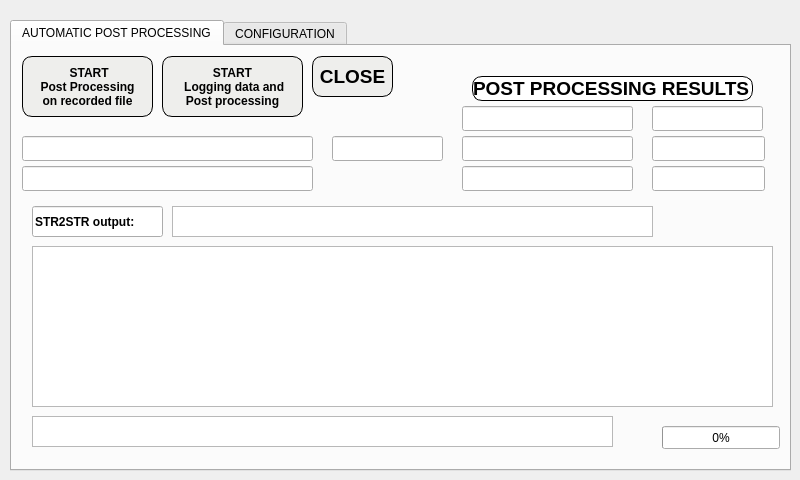
Before: the Qt Designer form RTKBASE/mydialog.ui in Francklin2/RTKLIB_Touchscreen_GUI, drawn with Qt 5.
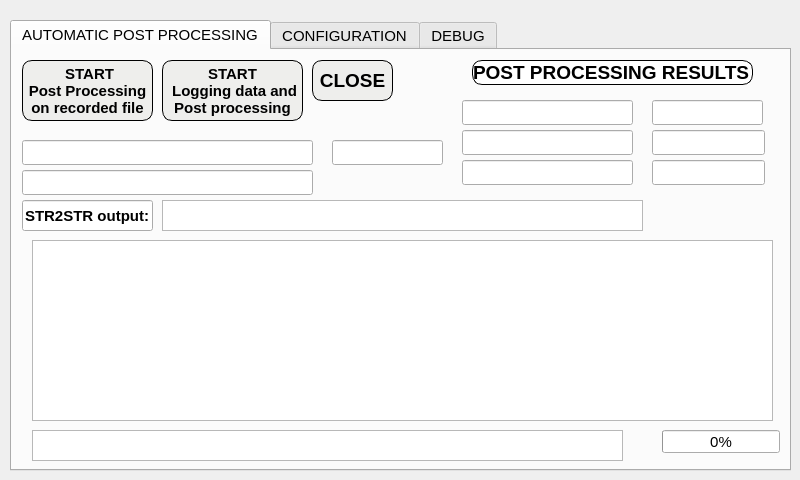
After: the same form once the commit is applied. Custom widgets are drawn as their Qt base class.

Diff of the .ui file:
```diff
--- a/RTKBASE/mydialog.ui
+++ b/RTKBASE/mydialog.ui
@@ -30,6 +30,7 @@
    </property>
    <property name="font">
     <font>
+     <pointsize>11</pointsize>
      <weight>50</weight>
      <bold>false</bold>
     </font>
@@ -38,6 +39,11 @@
     <number>0</number>
    </property>
    <widget class="QWidget" name="tab_1">
+    <property name="font">
+     <font>
+      <pointsize>11</pointsize>
+     </font>
+    </property>
     <attribute name="title">
      <string>AUTOMATIC POST PROCESSING</string>
     </attribute>
@@ -72,7 +78,7 @@
      <property name="geometry">
       <rect>
        <x>640</x>
-       <y>60</y>
+       <y>50</y>
        <width>111</width>
        <height>25</height>
       </rect>
@@ -82,7 +88,7 @@
      <property name="geometry">
       <rect>
        <x>640</x>
-       <y>120</y>
+       <y>110</y>
        <width>113</width>
        <height>25</height>
       </rect>
@@ -92,7 +98,7 @@
      <property name="geometry">
       <rect>
        <x>640</x>
-       <y>90</y>
+       <y>80</y>
        <width>113</width>
        <height>25</height>
       </rect>
@@ -102,7 +108,7 @@
      <property name="geometry">
       <rect>
        <x>450</x>
-       <y>60</y>
+       <y>50</y>
        <width>171</width>
        <height>25</height>
       </rect>
@@ -112,7 +118,7 @@
      <property name="geometry">
       <rect>
        <x>450</x>
-       <y>120</y>
+       <y>110</y>
        <width>171</width>
        <height>25</height>
       </rect>
@@ -122,7 +128,7 @@
      <property name="geometry">
       <rect>
        <x>450</x>
-       <y>90</y>
+       <y>80</y>
        <width>171</width>
        <height>25</height>
       </rect>
@@ -132,7 +138,7 @@
      <property name="geometry">
       <rect>
        <x>460</x>
-       <y>30</y>
+       <y>10</y>
        <width>281</width>
        <height>25</height>
       </rect>
@@ -157,16 +163,6 @@
       <set>Qt::AlignCenter</set>
      </property>
     </widget>
-    <widget class="QTextBrowser" name="textBrowser">
-     <property name="geometry">
-      <rect>
-       <x>20</x>
-       <y>200</y>
-       <width>741</width>
-       <height>161</height>
-      </rect>
-     </property>
-    </widget>
     <widget class="QProgressBar" name="progressBar">
      <property name="geometry">
       <rect>
@@ -234,8 +230,8 @@
     <widget class="QTextBrowser" name="Capture_textBrowser">
      <property name="geometry">
       <rect>
-       <x>160</x>
-       <y>160</y>
+       <x>150</x>
+       <y>150</y>
        <width>481</width>
        <height>31</height>
       </rect>
@@ -244,8 +240,8 @@
     <widget class="QLineEdit" name="lineEdit_6">
      <property name="geometry">
       <rect>
-       <x>20</x>
-       <y>160</y>
+       <x>10</x>
+       <y>150</y>
        <width>131</width>
        <height>31</height>
       </rect>
@@ -264,8 +260,8 @@
      <property name="geometry">
       <rect>
        <x>20</x>
-       <y>370</y>
-       <width>581</width>
+       <y>380</y>
+       <width>591</width>
        <height>31</height>
       </rect>
      </property>
@@ -318,6 +314,22 @@
       </font>
      </property>
     </widget>
+    <widget class="QTextBrowser" name="InfotextBrowser">
+     <property name="geometry">
+      <rect>
+       <x>20</x>
+       <y>190</y>
+       <width>741</width>
+       <height>181</height>
+      </rect>
+     </property>
+     <property name="font">
+      <font>
+       <weight>75</weight>
+       <bold>true</bold>
+      </font>
+     </property>
+    </widget>
    </widget>
    <widget class="QWidget" name="tab_3">
     <attribute name="title">
@@ -1182,6 +1194,40 @@
       <string>Autostart base with results</string>
      </property>
     </widget>
+   </widget>
+   <widget class="QWidget" name="tab">
+    <attribute name="title">
+     <string>DEBUG</string>
+    </attribute>
+    <widget class="QTextBrowser" name="textBrowser">
+     <property name="geometry">
+      <rect>
+       <x>20</x>
+       <y>60</y>
+       <width>741</width>
+       <height>341</height>
+      </rect>
+     </property>
+     <property name="sizePolicy">
+      <sizepolicy hsizetype="Expanding" vsizetype="Expanding">
+       <horstretch>0</horstretch>
+       <verstretch>0</verstretch>
+      </sizepolicy>
+     </property>
+    </widget>
+    <widget class="QPushButton" name="testlog_pushButton">
+     <property name="geometry">
+      <rect>
+       <x>300</x>
+       <y>20</y>
+       <width>141</width>
+       <height>25</height>
+      </rect>
+     </property>
+     <property name="text">
+      <string>manual start log</string>
+     </property>
+    </widget>
     <widget class="QPushButton" name="teststart_pushButton">
      <property name="geometry">
       <rect>
```
Left out of the diff: 53 changed lines with no effect on the pictures.
